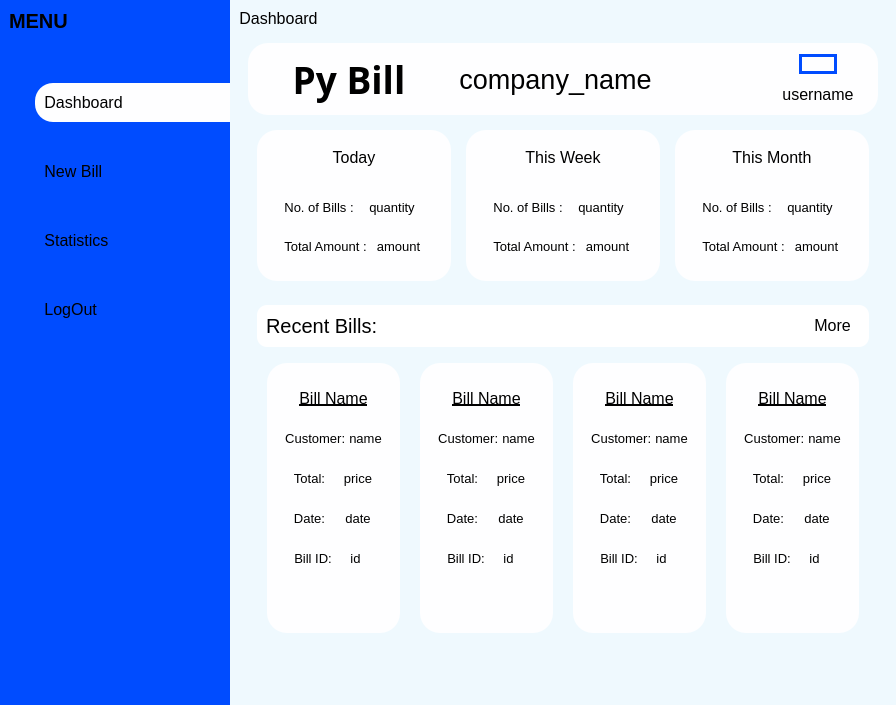
Before: the Qt Designer form dashboard.ui in AjasMohammed/BillingApp, drawn with Qt 5.
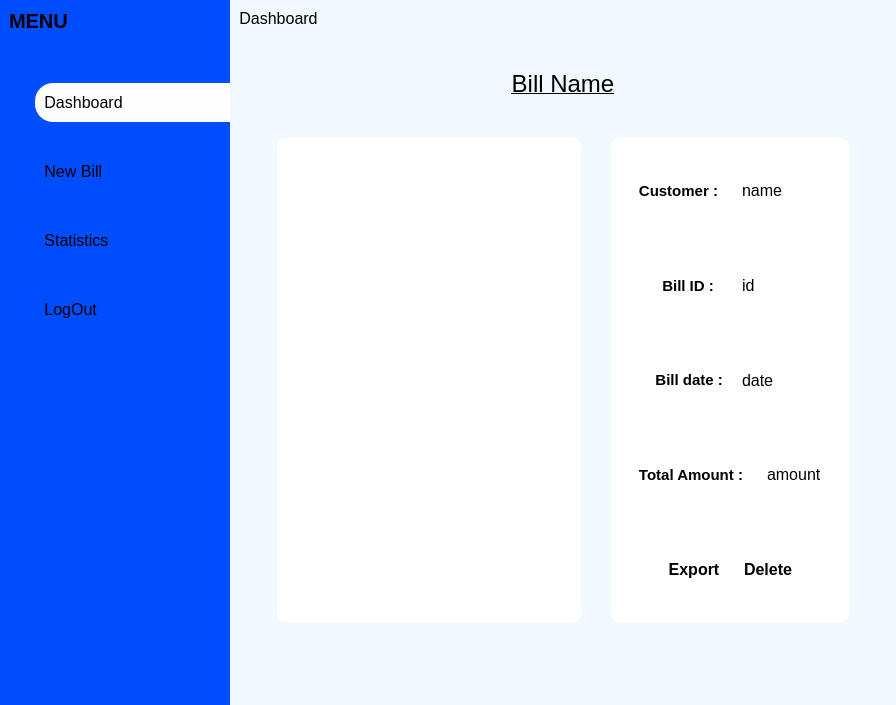
After: the same form once the commit is applied. Icons and pictures are not drawn. Custom widgets are drawn as their Qt base class.

Commit message: Created a page to show the details of each bill. The function bill_btn is created and connected to the arrow button of each bill, clicking it will change the page of stackwidget to the bill_history page. The page shows the name, id, date, time and the table of products in the bill. An export and delete  button is also added to export the bill invoice to pdf and delete the bill from the database. The module reportlab is used to convert the bill to pdf. When user press the export button a filedialog will open so that the user can specify the path of the file.

The edit to the form file:
```diff
--- a/dashboard.ui
+++ b/dashboard.ui
@@ -452,7 +452,7 @@
        <item>
         <widget class="QCustomStackedWidget" name="body_frame">
          <property name="currentIndex">
-          <number>0</number>
+          <number>4</number>
          </property>
          <widget class="QWidget" name="dashboard">
           <layout class="QVBoxLayout" name="verticalLayout_32">
@@ -3918,6 +3918,492 @@
            </item>
           </layout>
          </widget>
+         <widget class="QWidget" name="bill_history">
+          <layout class="QVBoxLayout" name="verticalLayout_50">
+           <item>
+            <widget class="QFrame" name="frame_5">
+             <property name="frameShape">
+              <enum>QFrame::StyledPanel</enum>
+             </property>
+             <property name="frameShadow">
+              <enum>QFrame::Raised</enum>
+             </property>
+             <layout class="QVBoxLayout" name="verticalLayout_51">
+              <item alignment="Qt::AlignTop">
+               <widget class="QFrame" name="frame_6">
+                <property name="frameShape">
+                 <enum>QFrame::StyledPanel</enum>
+                </property>
+                <property name="frameShadow">
+                 <enum>QFrame::Raised</enum>
+                </property>
+                <layout class="QVBoxLayout" name="verticalLayout_52">
+                 <item>
+                  <widget class="QWidget" name="widget_13" native="true">
+                   <layout class="QVBoxLayout" name="verticalLayout_53">
+                    <item>
+                     <widget class="QLabel" name="label_name">
+                      <property name="font">
+                       <font>
+                        <pointsize>18</pointsize>
+                        <underline>true</underline>
+                       </font>
+                      </property>
+                      <property name="text">
+                       <string>Bill Name</string>
+                      </property>
+                      <property name="alignment">
+                       <set>Qt::AlignCenter</set>
+                      </property>
+                     </widget>
+                    </item>
+                   </layout>
+                  </widget>
+                 </item>
+                </layout>
+               </widget>
+              </item>
+              <item>
+               <widget class="QFrame" name="frame_7">
+                <property name="frameShape">
+                 <enum>QFrame::StyledPanel</enum>
+                </property>
+                <property name="frameShadow">
+                 <enum>QFrame::Raised</enum>
+                </property>
+                <layout class="QHBoxLayout" name="horizontalLayout_49">
+                 <property name="spacing">
+                  <number>30</number>
+                 </property>
+                 <property name="leftMargin">
+                  <number>20</number>
+                 </property>
+                 <property name="topMargin">
+                  <number>15</number>
+                 </property>
+                 <property name="rightMargin">
+                  <number>20</number>
+                 </property>
+                 <property name="bottomMargin">
+                  <number>20</number>
+                 </property>
+                 <item>
+                  <widget class="QFrame" name="frame_8">
+                   <property name="sizePolicy">
+                    <sizepolicy hsizetype="Preferred" vsizetype="Preferred">
+                     <horstretch>0</horstretch>
+                     <verstretch>0</verstretch>
+                    </sizepolicy>
+                   </property>
+                   <property name="styleSheet">
+                    <string notr="true">background-color: rgb(255, 255, 255);
+border-radius: 10px;</string>
+                   </property>
+                   <property name="frameShape">
+                    <enum>QFrame::StyledPanel</enum>
+                   </property>
+                   <property name="frameShadow">
+                    <enum>QFrame::Raised</enum>
+                   </property>
+                   <layout class="QVBoxLayout" name="verticalLayout_54">
+                    <property name="leftMargin">
+                     <number>50</number>
+                    </property>
+                    <item>
+                     <widget class="QTableView" name="bill_tableView">
+                      <property name="sizePolicy">
+                       <sizepolicy hsizetype="Preferred" vsizetype="Preferred">
+                        <horstretch>0</horstretch>
+                        <verstretch>0</verstretch>
+                       </sizepolicy>
+                      </property>
+                      <property name="maximumSize">
+                       <size>
+                        <width>550</width>
+                        <height>16777215</height>
+                       </size>
+                      </property>
+                      <property name="font">
+                       <font>
+                        <pointsize>10</pointsize>
+                       </font>
+                      </property>
+                      <property name="showDropIndicator" stdset="0">
+                       <bool>true</bool>
+                      </property>
+                      <property name="selectionBehavior">
+                       <enum>QAbstractItemView::SelectRows</enum>
+                      </property>
+                      <property name="verticalScrollMode">
+                       <enum>QAbstractItemView::ScrollPerPixel</enum>
+                      </property>
+                      <property name="horizontalScrollMode">
+                       <enum>QAbstractItemView::ScrollPerPixel</enum>
+                      </property>
+                      <attribute name="horizontalHeaderMinimumSectionSize">
+                       <number>110</number>
+                      </attribute>
+                      <attribute name="horizontalHeaderDefaultSectionSize">
+                       <number>120</number>
+                      </attribute>
+                     </widget>
+                    </item>
+                   </layout>
+                  </widget>
+                 </item>
+                 <item>
+                  <widget class="QFrame" name="frame_9">
+                   <property name="sizePolicy">
+                    <sizepolicy hsizetype="Preferred" vsizetype="Expanding">
+                     <horstretch>0</horstretch>
+                     <verstretch>0</verstretch>
+                    </sizepolicy>
+                   </property>
+                   <property name="styleSheet">
+                    <string notr="true">background-color: rgb(255, 255, 255);
+border-radius: 10px;</string>
+                   </property>
+                   <property name="frameShape">
+                    <enum>QFrame::StyledPanel</enum>
+                   </property>
+                   <property name="frameShadow">
+                    <enum>QFrame::Raised</enum>
+                   </property>
+                   <layout class="QVBoxLayout" name="verticalLayout_55">
+                    <item>
+                     <widget class="QWidget" name="widget_26" native="true">
+                      <layout class="QHBoxLayout" name="horizontalLayout_60">
+                       <item>
+                        <widget class="QWidget" name="widget_27" native="true">
+                         <layout class="QHBoxLayout" name="horizontalLayout_61">
+                          <item>
+                           <widget class="QLabel" name="label_15">
+                            <property name="font">
+                             <font>
+                              <pointsize>11</pointsize>
+                              <weight>75</weight>
+                              <bold>true</bold>
+                             </font>
+                            </property>
+                            <property name="text">
+                             <string>Customer :</string>
+                            </property>
+                            <property name="alignment">
+                             <set>Qt::AlignRight|Qt::AlignTrailing|Qt::AlignVCenter</set>
+                            </property>
+                           </widget>
+                          </item>
+                         </layout>
+                        </widget>
+                       </item>
+                       <item>
+                        <widget class="QWidget" name="widget_28" native="true">
+                         <layout class="QHBoxLayout" name="horizontalLayout_62">
+                          <item>
+                           <widget class="QLabel" name="label_custname">
+                            <property name="font">
+                             <font>
+                              <pointsize>12</pointsize>
+                             </font>
+                            </property>
+                            <property name="text">
+                             <string>name</string>
+                            </property>
+                            <property name="alignment">
+                             <set>Qt::AlignLeading|Qt::AlignLeft|Qt::AlignVCenter</set>
+                            </property>
+                           </widget>
+                          </item>
+                         </layout>
+                        </widget>
+                       </item>
+                      </layout>
+                     </widget>
+                    </item>
+                    <item>
+                     <widget class="QWidget" name="widget_14" native="true">
+                      <layout class="QHBoxLayout" name="horizontalLayout_51">
+                       <item>
+                        <widget class="QWidget" name="widget_18" native="true">
+                         <layout class="QHBoxLayout" name="horizontalLayout_50">
+                          <item>
+                           <widget class="QLabel" name="label_12">
+                            <property name="font">
+                             <font>
+                              <pointsize>11</pointsize>
+                              <weight>75</weight>
+                              <bold>true</bold>
+                             </font>
+                            </property>
+                            <property name="text">
+                             <string>Bill ID : </string>
+                            </property>
+                            <property name="alignment">
+                             <set>Qt::AlignRight|Qt::AlignTrailing|Qt::AlignVCenter</set>
+                            </property>
+                           </widget>
+                          </item>
+                         </layout>
+                        </widget>
+                       </item>
+                       <item>
+                        <widget class="QWidget" name="widget_21" native="true">
+                         <layout class="QHBoxLayout" name="horizontalLayout_56">
+                          <item>
+                           <widget class="QLabel" name="label_id">
+                            <property name="font">
+                             <font>
+                              <pointsize>12</pointsize>
+                             </font>
+                            </property>
+                            <property name="text">
+                             <string>id</string>
+                            </property>
+                            <property name="alignment">
+                             <set>Qt::AlignLeading|Qt::AlignLeft|Qt::AlignVCenter</set>
+                            </property>
+                           </widget>
+                          </item>
+                         </layout>
+                        </widget>
+                       </item>
+                      </layout>
+                     </widget>
+                    </item>
+                    <item>
+                     <widget class="QWidget" name="widget_15" native="true">
+                      <layout class="QHBoxLayout" name="horizontalLayout_54">
+                       <item>
+                        <widget class="QWidget" name="widget_19" native="true">
+                         <layout class="QHBoxLayout" name="horizontalLayout_52">
+                          <item>
+                           <widget class="QLabel" name="label_13">
+                            <property name="font">
+                             <font>
+                              <pointsize>11</pointsize>
+                              <weight>75</weight>
+                              <bold>true</bold>
+                             </font>
+                            </property>
+                            <property name="text">
+                             <string>Bill date : </string>
+                            </property>
+                            <property name="alignment">
+                             <set>Qt::AlignRight|Qt::AlignTrailing|Qt::AlignVCenter</set>
+                            </property>
+                           </widget>
+                          </item>
+                          <item>
+                           <widget class="QWidget" name="widget_22" native="true">
+                            <layout class="QHBoxLayout" name="horizontalLayout_57">
+                             <item>
+                              <widget class="QLabel" name="label_date_2">
+                               <property name="font">
+                                <font>
+                                 <pointsize>12</pointsize>
+                                </font>
+                               </property>
+                               <property name="text">
+                                <string>date</string>
+                               </property>
+                               <property name="alignment">
+                                <set>Qt::AlignLeading|Qt::AlignLeft|Qt::AlignVCenter</set>
+                               </property>
+                              </widget>
+                             </item>
+                            </layout>
+                           </widget>
+                          </item>
+                         </layout>
+                        </widget>
+                       </item>
+                      </layout>
+                     </widget>
+                    </item>
+                    <item>
+                     <widget class="QWidget" name="widget_16" native="true">
+                      <property name="font">
+                       <font>
+                        <pointsize>10</pointsize>
+                       </font>
+                      </property>
+                      <layout class="QHBoxLayout" name="horizontalLayout_55">
+                       <item>
+                        <widget class="QWidget" name="widget_20" native="true">
+                         <layout class="QHBoxLayout" name="horizontalLayout_53">
+                          <item>
+                           <widget class="QLabel" name="label_14">
+                            <property name="font">
+                             <font>
+                              <pointsize>11</pointsize>
+                              <weight>75</weight>
+                              <bold>true</bold>
+                             </font>
+                            </property>
+                            <property name="text">
+                             <string>Total Amount :</string>
+                            </property>
+                            <property name="alignment">
+                             <set>Qt::AlignRight|Qt::AlignTrailing|Qt::AlignVCenter</set>
+                            </property>
+                           </widget>
+                          </item>
+                         </layout>
+                        </widget>
+                       </item>
+                       <item>
+                        <widget class="QWidget" name="widget_23" native="true">
+                         <layout class="QHBoxLayout" name="horizontalLayout_58">
+                          <item>
+                           <widget class="QLabel" name="label_amount">
+                            <property name="font">
+                             <font>
+                              <pointsize>12</pointsize>
+                             </font>
+                            </property>
+                            <property name="text">
+                             <string>amount</string>
+                            </property>
+                            <property name="alignment">
+                             <set>Qt::AlignLeading|Qt::AlignLeft|Qt::AlignVCenter</set>
+                            </property>
+                           </widget>
+                          </item>
+                         </layout>
+                        </widget>
+                       </item>
+                      </layout>
+                     </widget>
+                    </item>
+                    <item alignment="Qt::AlignHCenter">
+                     <widget class="QWidget" name="widget_17" native="true">
+                      <layout class="QHBoxLayout" name="horizontalLayout_59">
+                       <item>
+                        <widget class="QWidget" name="widget_25" native="true">
+                         <layout class="QVBoxLayout" name="verticalLayout_56">
+                          <item>
+                           <widget class="QPushButton" name="export_btn">
+                            <property name="sizePolicy">
+                             <sizepolicy hsizetype="Fixed" vsizetype="Fixed">
+                              <horstretch>0</horstretch>
+                              <verstretch>0</verstretch>
+                             </sizepolicy>
+                            </property>
+                            <property name="maximumSize">
+                             <size>
+                              <width>80</width>
+                              <height>30</height>
+                             </size>
+                            </property>
+                            <property name="font">
+                             <font>
+                              <pointsize>12</pointsize>
+                              <weight>75</weight>
+                              <bold>true</bold>
+                             </font>
+                            </property>
+                            <property name="contextMenuPolicy">
+                             <enum>Qt::DefaultContextMenu</enum>
+                            </property>
+                            <property name="layoutDirection">
+                             <enum>Qt::RightToLeft</enum>
+                            </property>
+                            <property name="styleSheet">
+                             <string notr="true">background-color: rgb(255, 255, 255);
+border-radius: 10px;
+</string>
+                            </property>
+                            <property name="text">
+                             <string>Export</string>
+                            </property>
+                            <property name="icon">
+                             <iconset resource="resources.qrc">
+                              <normaloff>:/blueicons/icons/blue_icons/download.svg</normaloff>:/blueicons/icons/blue_icons/download.svg</iconset>
+                            </property>
+                            <property name="iconSize">
+                             <size>
+                              <width>20</width>
+                              <height>20</height>
+                             </size>
+                            </property>
+                            <property name="flat">
+                             <bool>false</bool>
+                            </property>
+                           </widget>
+                          </item>
+                         </layout>
+                        </widget>
+                       </item>
+                       <item>
+                        <widget class="QWidget" name="widget_24" native="true">
+                         <layout class="QVBoxLayout" name="verticalLayout_57">
+                          <item>
+                           <widget class="QPushButton" name="delete_btn">
+                            <property name="sizePolicy">
+                             <sizepolicy hsizetype="Fixed" vsizetype="Fixed">
+                              <horstretch>0</horstretch>
+                              <verstretch>0</verstretch>
+                             </sizepolicy>
+                            </property>
+                            <property name="maximumSize">
+                             <size>
+                              <width>80</width>
+                              <height>30</height>
+                             </size>
+                            </property>
+                            <property name="font">
+                             <font>
+                              <pointsize>12</pointsize>
+                              <weight>75</weight>
+                              <bold>true</bold>
+                             </font>
+                            </property>
+                            <property name="contextMenuPolicy">
+                             <enum>Qt::DefaultContextMenu</enum>
+                            </property>
+                            <property name="layoutDirection">
+                             <enum>Qt::RightToLeft</enum>
+                            </property>
+                            <property name="styleSheet">
+                             <string notr="true">background-color: rgb(255, 255, 255);
+border-radius: 10px;
+</string>
+                            </property>
+                            <property name="text">
+                             <string>Delete</string>
+                            </property>
+                            <property name="icon">
+                             <iconset resource="resources.qrc">
+                              <normaloff>:/blueicons/icons/blue_icons/trash-2.svg</normaloff>:/blueicons/icons/blue_icons/trash-2.svg</iconset>
+                            </property>
+                            <property name="iconSize">
+                             <size>
+                              <width>20</width>
+                              <height>20</height>
+                             </size>
+                            </property>
+                            <property name="flat">
+                             <bool>false</bool>
+                            </property>
+                           </widget>
+                          </item>
+                         </layout>
+                        </widget>
+                       </item>
+                      </layout>
+                     </widget>
+                    </item>
+                   </layout>
+                  </widget>
+                 </item>
+                </layout>
+               </widget>
+              </item>
+             </layout>
+            </widget>
+           </item>
+          </layout>
+         </widget>
         </widget>
        </item>
        <item>
```
Left out of the diff: 6 changed lines with no effect on the pictures. The commit also changes 6 other files.
